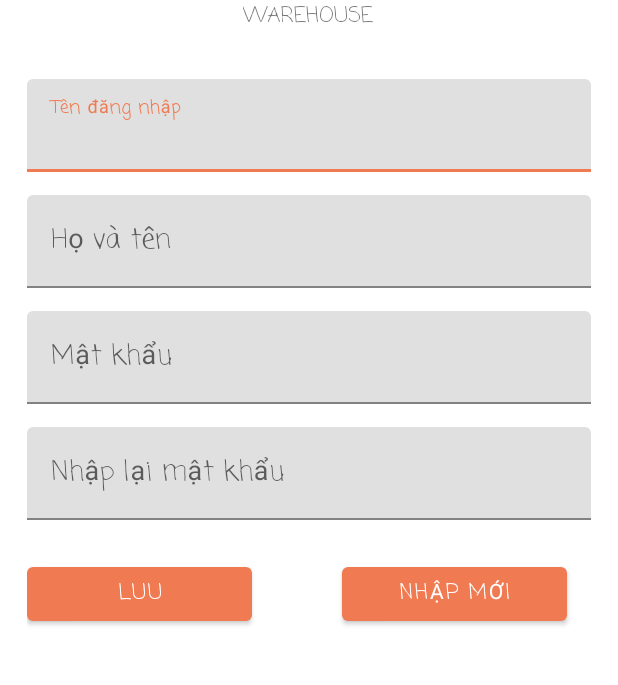
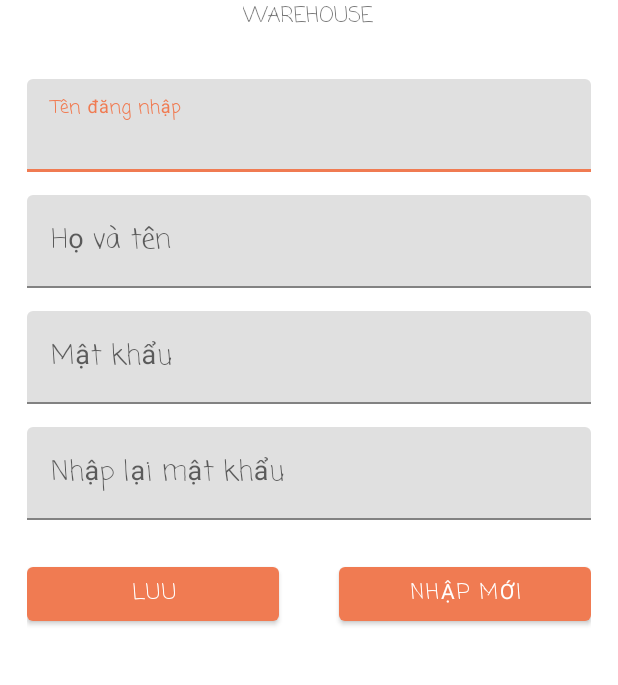
Before and after one commit to Hunghm/Quan_ly_ban_hang, an Android app: the ThemTaiKhoan screen opened directly, with no data from a screen before it, on a phone screen of 412 x 824 dp, the part 342-1027 px from its top. Run offline under Robolectric (Android 15) with nearby library versions, the phone set to English and light mode, and no system bars.

Commit message:
comit 21/4 2021

```diff
--- a/app/src/main/res/layout/activity_list_user.xml
+++ b/app/src/main/res/layout/activity_list_user.xml
@@ -5,7 +5,7 @@
     android:layout_width="match_parent"
     android:layout_height="match_parent"
     android:orientation="vertical"
-    android:padding="18dp"
+    android:layout_marginTop="5dp"
     tools:context=".login.ListUserActivity">
 
     <androidx.recyclerview.widget.RecyclerView
--- a/app/src/main/res/layout/activity_them_tk.xml
+++ b/app/src/main/res/layout/activity_them_tk.xml
@@ -1,8 +1,8 @@
 <?xml version="1.0" encoding="utf-8"?>
 <LinearLayout xmlns:android="http://schemas.android.com/apk/res/android"
+    xmlns:tools="http://schemas.android.com/tools"
     android:layout_width="match_parent"
     android:layout_height="match_parent"
-    xmlns:tools="http://schemas.android.com/tools"
     android:orientation="vertical"
     android:padding="18dp">
 
@@ -27,14 +27,15 @@
     </LinearLayout>
 
     <LinearLayout
-        android:layout_marginTop="25dp"
         android:layout_width="match_parent"
         android:layout_height="wrap_content"
+        android:layout_marginTop="25dp"
         android:orientation="vertical">
 
         <com.google.android.material.textfield.TextInputLayout
             android:layout_width="match_parent"
             android:layout_height="wrap_content">
+
             <EditText
                 android:id="@+id/ed_user"
                 android:layout_width="match_parent"
@@ -100,21 +101,24 @@
         android:orientation="horizontal">
 
         <Button
-            android:textColor="#fff"
             android:id="@+id/btn_luu"
+            android:layout_width="0dp"
+            android:layout_height="wrap_content"
+            android:layout_weight="1"
+            android:layout_marginRight="20dp"
             android:fontFamily="casual"
-            android:layout_width="150dp"
-            android:layout_height="wrap_content"
-            android:text="Luu" />
+            android:text="Luu"
+            android:textColor="#fff" />
 
         <Button
-            android:textColor="#fff"
-            android:layout_marginLeft="60dp"
             android:id="@+id/btn_huy"
+            android:layout_width="0dp"
+            android:layout_height="wrap_content"
+            android:layout_weight="1"
+            android:layout_marginLeft="20dp"
             android:fontFamily="casual"
-            android:layout_width="150dp"
-            android:layout_height="wrap_content"
-            android:text="Nhập mới" />
+            android:text="Nhập mới"
+            android:textColor="#fff" />
     </LinearLayout>
 
 </LinearLayout>
```
Also changed, not shown: app/src/main/res/layout/activity_doi_mat_khau.xml (+13 -11 lines), app/src/main/res/layout/row_item_user.xml (+5 -5 lines).
